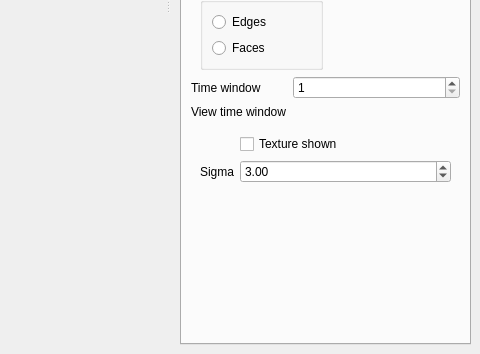
Before: the Qt Designer form MainWindow.ui in danlipsa/foamvis, drawn with Qt 5; both pictures show x 570 to 1050 and y 349 to 703 of the 1050 by 703 pixel window.
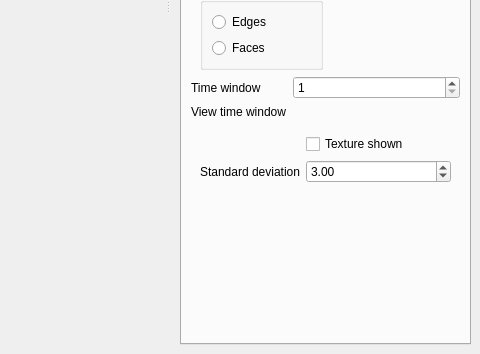
After: the same form once the commit is applied. The open tabs and pages were chosen to show the change. Custom widgets are drawn as their Qt base class.

```diff
--- a/MainWindow.ui
+++ b/MainWindow.ui
@@ -1924,7 +1924,7 @@
              <item row="1" column="0">
               <widget class="QLabel" name="label_31">
                <property name="text">
-                <string>Sigma</string>
+                <string>Standard deviation</string>
                </property>
               </widget>
              </item>
```
Left out of the diff: 4 changed lines with no effect on the pictures.
